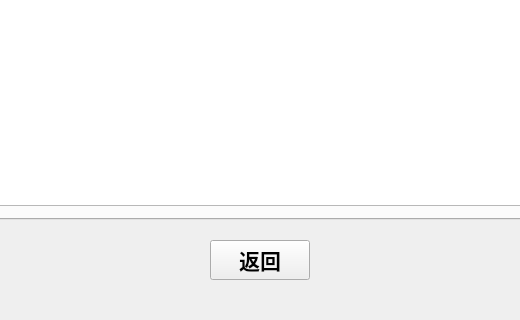
The window that src/view/RankingWidget.ui (LiuYe716136/BegeweledGame) describes before a commit, drawn with Qt 5; both pictures show x 140 to 660 and y 280 to 600 of the 800 by 600 pixel window.
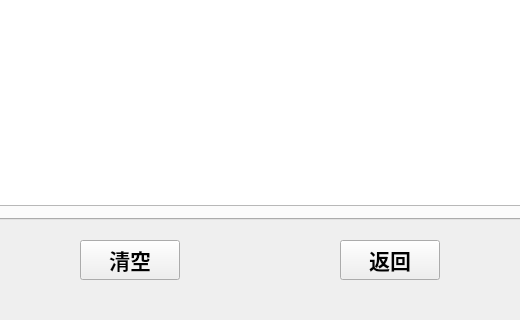
The same window after the commit.

Commit message: “为排行榜界面添加清空排行榜功能”

```diff
--- a/src/view/RankingWidget.ui
+++ b/src/view/RankingWidget.ui
@@ -81,10 +81,29 @@
     </widget>
    </widget>
   </widget>
+  <widget class="QPushButton" name="btn_clearRanking">
+   <property name="geometry">
+    <rect>
+     <x>220</x>
+     <y>520</y>
+     <width>100</width>
+     <height>40</height>
+    </rect>
+   </property>
+   <property name="font">
+    <font>
+     <pointsize>16</pointsize>
+     <bold>true</bold>
+    </font>
+   </property>
+   <property name="text">
+    <string>清空</string>
+   </property>
+  </widget>
   <widget class="QPushButton" name="btn_back">
    <property name="geometry">
     <rect>
-     <x>350</x>
+     <x>480</x>
      <y>520</y>
      <width>100</width>
      <height>40</height>
```
Left out of the diff: 1 changed line with no effect on the pictures. The commit also changes 15 other files.
